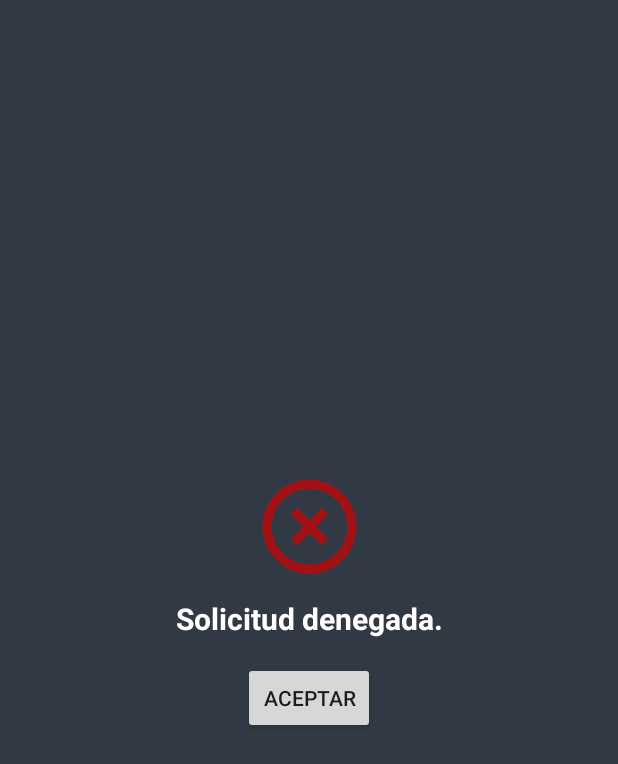
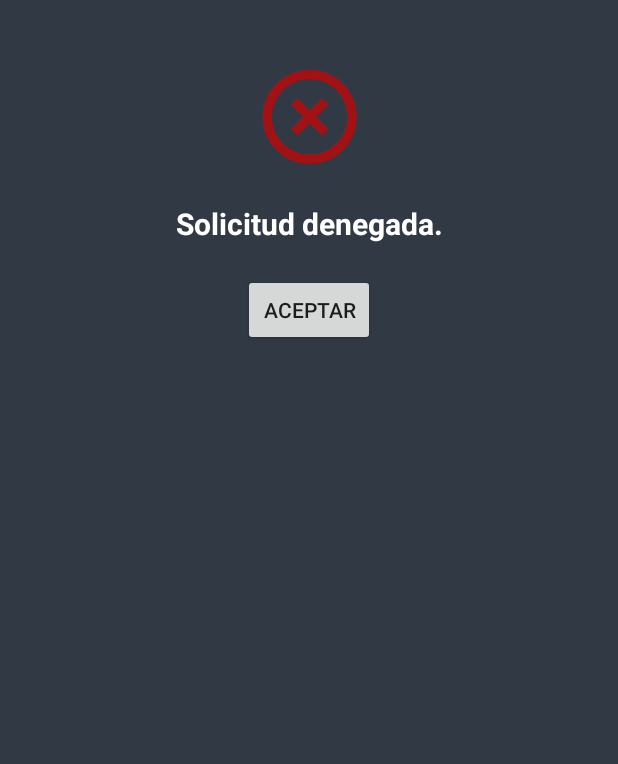
Before and after one commit to marthasalazar/demotransporte, an Android app: the DetalleSolicitud screen opened directly, with no data from a screen before it, after a tap on "DENEGAR", on a phone screen of 412 x 824 dp. Shown: the top 764 px of the screen. Run offline under Robolectric (Android 15) with nearby library versions, the phone set to English and light mode, and no system bars.

Commit message:
AVISOS ARRIBA Y FLECHA DE VOLVER.

```diff
--- a/app/src/main/AndroidManifest.xml
+++ b/app/src/main/AndroidManifest.xml
@@ -20,7 +20,7 @@
         </activity>
         <activity android:name=".MainActivity" android:screenOrientation="portrait" android:theme="@style/AppTheme.NoActionBar"></activity>
         <activity android:name=".MensajeInfo" android:screenOrientation="portrait" android:theme="@style/AppTheme.NoActionBar"></activity>
-        <activity android:name=".DetalleSolicitud" android:screenOrientation="portrait" ></activity>
+        <activity android:name=".DetalleSolicitud" android:screenOrientation="portrait" android:parentActivityName=".ListadoSolicitudes"></activity>
         <activity android:name=".Listado" android:screenOrientation="portrait" ></activity>
         <activity android:name=".ListadoSolicitudes" android:screenOrientation="portrait" ></activity>
     </application>
--- a/app/src/main/java/com/example/prueba/DetalleSolicitud.java
+++ b/app/src/main/java/com/example/prueba/DetalleSolicitud.java
@@ -15,6 +15,10 @@ public class DetalleSolicitud extends AppCompatActivity {
     protected void onCreate(Bundle savedInstanceState) {
         super.onCreate(savedInstanceState);
         setContentView(R.layout.activity_detalle_solicitud);
+
+        getSupportActionBar().setDisplayHomeAsUpEnabled(true);
+
+
 
         btnDenegar = (Button) findViewById(R.id.btnDenegar);
         btnDenegar.setOnClickListener(new View.OnClickListener() {
--- a/app/src/main/java/com/example/prueba/MensajeInfo.java
+++ b/app/src/main/java/com/example/prueba/MensajeInfo.java
@@ -35,6 +35,7 @@ public class MensajeInfo extends AppCompatActivity implements View.OnClickListen
         imgResultado.setImageDrawable(tipo.equals(ERROR_VALUE)
                                         ? getDrawable(R.drawable.error)
                                         : getDrawable(R.drawable.check));
+
     }
 
     @Override
--- /dev/null
+++ b/app/src/main/res/drawable/atras.xml
@@ -0,0 +1,5 @@
+<vector android:height="24dp" android:tint="#FCFDFE"
+    android:viewportHeight="24.0" android:viewportWidth="24.0"
+    android:width="24dp" xmlns:android="http://schemas.android.com/apk/res/android">
+    <path android:fillColor="#FF000000" android:pathData="M20,11H7.83l5.59,-5.59L12,4l-8,8 8,8 1.41,-1.41L7.83,13H20v-2z"/>
+</vector>
--- /dev/null
+++ b/app/src/main/res/drawable/exit.xml
@@ -0,0 +1,5 @@
+<vector android:height="24dp" android:tint="#FCFDFE"
+    android:viewportHeight="24.0" android:viewportWidth="24.0"
+    android:width="24dp" xmlns:android="http://schemas.android.com/apk/res/android">
+    <path android:fillColor="#FF000000" android:pathData="M10.09,15.59L11.5,17l5,-5 -5,-5 -1.41,1.41L12.67,11H3v2h9.67l-2.58,2.59zM19,3H5c-1.11,0 -2,0.9 -2,2v4h2V5h14v14H5v-4H3v4c0,1.1 0.89,2 2,2h14c1.1,0 2,-0.9 2,-2V5c0,-1.1 -0.9,-2 -2,-2z"/>
+</vector>
--- a/app/src/main/res/drawable/twotone_directions_car.xml
+++ b/app/src/main/res/drawable/twotone_directions_car.xml
@@ -3,7 +3,7 @@
     android:width="24dp" xmlns:android="http://schemas.android.com/apk/res/android">
     <path android:fillAlpha="0.3"
         android:fillColor="@android:color/white"
-        android:pathData="M5,17h14v-5L5,12v5zM16.5,13c0.83,0 1.5,0.67 1.5,1.5s-0.67,1.5 -1.5,1.5 -1.5,-0.67 -1.5,-1.5 0.67,-1.5 1.5,-1.5zM7.5,13c0.83,0 1.5,0.67 1.5,1.5S8.33,16 7.5,16 6,15.33 6,14.5 6.67,13 7.5,13z" android:strokeAlpha="0.3"/>
+       />
     <path android:fillColor="@android:color/white" android:pathData="M18.92,6.01C18.72,5.42 18.16,5 17.5,5h-11c-0.66,0 -1.21,0.42 -1.42,1.01L3,12v8c0,0.55 0.45,1 1,1h1c0.55,0 1,-0.45 1,-1v-1h12v1c0,0.55 0.45,1 1,1h1c0.55,0 1,-0.45 1,-1v-8l-2.08,-5.99zM6.85,7h10.29l1.08,3.11H5.77L6.85,7zM19,17H5v-5h14v5z"/>
     <path android:fillColor="@android:color/white" android:pathData="M7.5,14.5m-1.5,0a1.5,1.5 0,1 1,3 0a1.5,1.5 0,1 1,-3 0"/>
     <path android:fillColor="@android:color/white" android:pathData="M16.5,14.5m-1.5,0a1.5,1.5 0,1 1,3 0a1.5,1.5 0,1 1,-3 0"/>
--- a/app/src/main/res/layout/activity_mensajesinfo.xml
+++ b/app/src/main/res/layout/activity_mensajesinfo.xml
@@ -15,31 +15,27 @@
             android:id="@+id/imgResultado"
             app:layout_constraintStart_toStartOf="parent"
             app:layout_constraintEnd_toEndOf="parent"
-        android:layout_marginBottom="10dp"
-        app:layout_constraintBottom_toTopOf="@id/tvMensaje" />
-
+            app:layout_constraintTop_toTopOf="parent"
+            android:layout_marginTop="40dp"
+            />
     <TextView
             android:text="INGRESADO CON ÉXITO"
             android:layout_width="wrap_content"
+            android:layout_marginTop="20dp"
             android:layout_height="wrap_content"
             android:id="@+id/tvMensaje"
             android:textStyle="bold"
-        app:layout_constraintStart_toStartOf="parent"
-        app:layout_constraintEnd_toEndOf="parent"
-        app:layout_constraintTop_toTopOf="parent"
-        app:layout_constraintBottom_toBottomOf="parent"
-        android:textSize="20sp" android:textColor="#fff" />
-
+            android:textSize="20sp"
+            android:textColor="#fff"
+            app:layout_constraintTop_toBottomOf="@+id/imgResultado" app:layout_constraintStart_toStartOf="parent"
+            app:layout_constraintEnd_toEndOf="parent"/>
     <Button
             android:text="Aceptar"
             android:layout_width="wrap_content"
             android:layout_height="wrap_content"
             android:id="@+id/btnAceptar"
-        app:layout_constraintStart_toStartOf="parent"
-        app:layout_constraintEnd_toEndOf="parent"
-        android:layout_marginTop="15dp"
-        app:layout_constraintTop_toBottomOf="@+id/tvMensaje"
-        android:layout_marginStart="8dp"
-        android:layout_marginEnd="8dp" />
+            android:layout_marginTop="20dp"
+            app:layout_constraintTop_toBottomOf="@+id/tvMensaje" app:layout_constraintStart_toStartOf="parent"
+            app:layout_constraintEnd_toEndOf="parent"/>
 
 </androidx.constraintlayout.widget.ConstraintLayout>
--- a/app/src/main/res/values/strings.xml
+++ b/app/src/main/res/values/strings.xml
@@ -1,5 +1,5 @@
 <resources>
-    <string name="app_name">Transporte [A]pp</string>
+    <string name="app_name">App de Transporte</string>
     <string name="nombreaplicacion">prueba</string>
     <string name="usuario">Usuario</string>
     <string name="contraseña">Contraseña</string>
@@ -97,13 +97,13 @@
     </string>
     <string name="action_settings">Settings</string>
     <string-array name="vehiculos_array">
-        <item>Seleccione</item>
+        <item>Seleccione:</item>
         <item>Pick Up</item>
         <item>Sedan</item>
         <item>Camion</item>
     </string-array>
     <string-array name="conductores_array">
-        <item>Seleccione</item>
+        <item>Seleccione:</item>
         <item>Juan Martinez</item>
         <item>Mario Perez</item>
         <item>Michael Reynosa</item>
```
Lines whose indentation alone changed are shown as unchanged.
